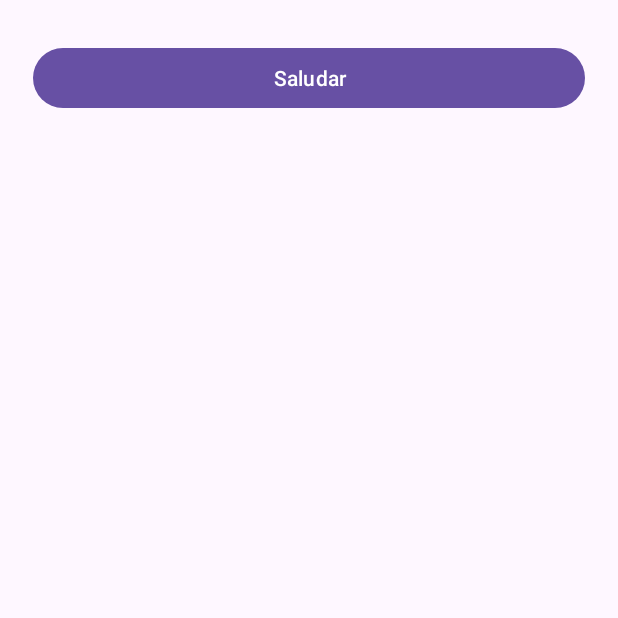
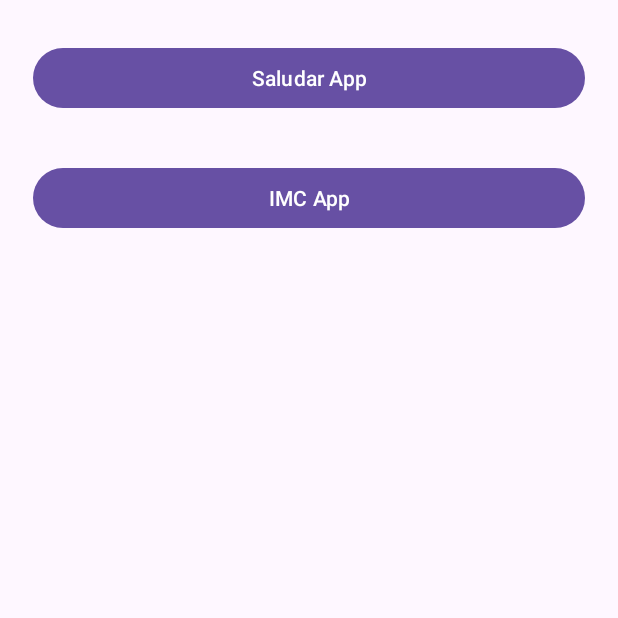
Before and after one commit to alexDev2808/android-apps, an Android app: the screen it shows after launch (MenuActivity), on a phone screen of 412 x 824 dp, the top half of it. Run offline under Robolectric (Android 15) with nearby library versions, the phone set to English and light mode, and no system bars.

Commit message:
Creando el activity de la segunda app y la paleta de colores

```diff
--- a/app/src/main/java/com/example/androidmaster/MenuActivity.kt
+++ b/app/src/main/java/com/example/androidmaster/MenuActivity.kt
@@ -4,6 +4,7 @@ import android.content.Intent
 import androidx.appcompat.app.AppCompatActivity
 import android.os.Bundle
 import android.widget.Button
+import com.example.androidmaster.IMCCalculator.ImcCalculatorActivity
 import com.example.androidmaster.firstapp.FirstAppActivity
 
 class MenuActivity : AppCompatActivity() {
@@ -12,7 +13,15 @@ class MenuActivity : AppCompatActivity() {
         setContentView(R.layout.activity_menu)
 
         val btnSaludarApp = findViewById<Button>(R.id.btnSaludarApp)
+        val btnIMCApp = findViewById<Button>(R.id.btnIMCApp)
+
         btnSaludarApp.setOnClickListener { navigateToSaludarApp() }
+        btnIMCApp.setOnClickListener { navigateToIMCApp() }
+    }
+
+    private fun navigateToIMCApp() {
+        val intent = Intent(this, ImcCalculatorActivity::class.java)
+        startActivity(intent)
     }
 
     private fun navigateToSaludarApp() {
--- a/app/src/main/java/com/example/androidmaster/Arrays.kt
+++ b/app/src/main/java/com/example/androidmaster/ejercicios/Arrays.kt
@@ -1,4 +1,4 @@
-package com.example.androidmaster
+package com.example.androidmaster.ejercicios
 
 fun main() {
     val weekDays = arrayOf("Lunes", "Martes", "Miercoles", "Jueves", "Viernes", "Sabado", "Domingo")
--- a/app/src/main/java/com/example/androidmaster/Nullabilidad.kt
+++ b/app/src/main/java/com/example/androidmaster/ejercicios/Nullabilidad.kt
@@ -1,4 +1,4 @@
-package com.example.androidmaster
+package com.example.androidmaster.ejercicios
 
 fun main() {
     var name:String? = "Alexis"
--- a/app/src/main/res/layout/activity_menu.xml
+++ b/app/src/main/res/layout/activity_menu.xml
@@ -4,6 +4,7 @@
     xmlns:tools="http://schemas.android.com/tools"
     android:layout_width="match_parent"
     android:layout_height="match_parent"
+    android:orientation="vertical"
     android:layout_marginHorizontal="22dp"
     android:layout_marginVertical="28dp"
     tools:context=".MenuActivity">
@@ -12,8 +13,14 @@
         android:id="@+id/btnSaludarApp"
         android:layout_width="match_parent"
         android:layout_height="wrap_content"
+        android:text="Saludar App" />
 
-        android:text="Saludar"
+    <Button
+        android:id="@+id/btnIMCApp"
+        android:layout_width="match_parent"
+        android:layout_height="wrap_content"
+        android:layout_marginTop="32dp"
+        android:text="IMC App"
         />
 
 </LinearLayout>
```
Also changed, not shown: app/src/main/AndroidManifest.xml (+5 -6 lines), app/src/main/java/com/example/androidmaster/IMCCalculator/ImcCalculatorActivity.kt (added, +12 -0 lines), app/src/main/res/layout/activity_imc_calculator.xml (added, +9 -0 lines), app/src/main/res/values/colors.xml (+44 -0 lines).
